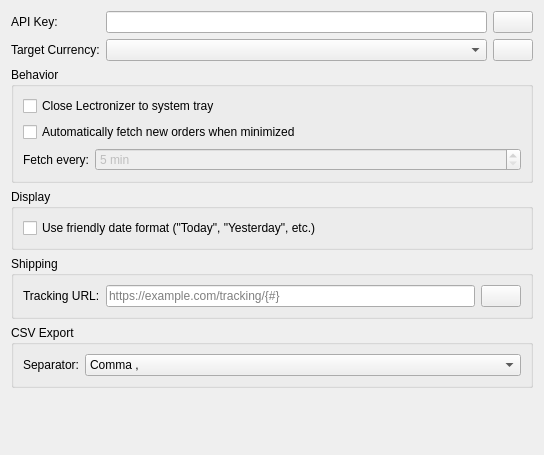
Above: widgets/settingspages/generalsettingspage.ui from arturo182/lectronizer before the change. Below: the same form after it.
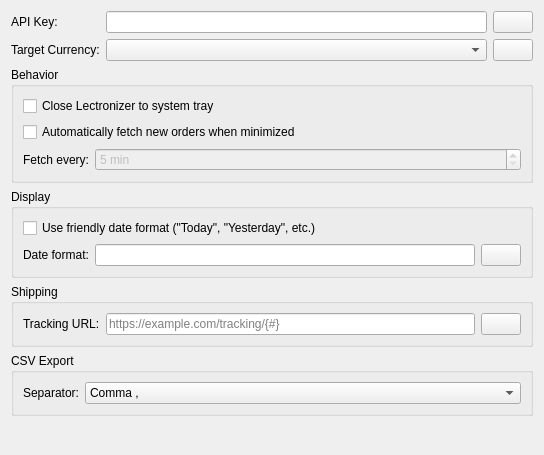
That is the form after the change. Icons and pictures are not drawn.

Commit message: Add a date format setting

The edit to the form file:
```diff
--- a/widgets/settingspages/generalsettingspage.ui
+++ b/widgets/settingspages/generalsettingspage.ui
@@ -177,14 +177,45 @@
      <property name="title">
       <string>Display</string>
      </property>
-     <layout class="QVBoxLayout" name="verticalLayout">
-      <item>
+     <layout class="QFormLayout" name="formLayout_5">
+      <item row="0" column="0" colspan="2">
        <widget class="QCheckBox" name="friendlyDateCheckBox">
         <property name="text">
          <string>Use friendly date format (&quot;Today&quot;, &quot;Yesterday&quot;, etc.)</string>
         </property>
        </widget>
       </item>
+      <item row="1" column="0">
+       <widget class="QLabel" name="label">
+        <property name="text">
+         <string>Date format:</string>
+        </property>
+       </widget>
+      </item>
+      <item row="1" column="1">
+       <layout class="QHBoxLayout" name="horizontalLayout_4">
+        <item>
+         <widget class="QLineEdit" name="dateFormatEdit"/>
+        </item>
+        <item>
+         <widget class="QPushButton" name="dateFormatHelpButton">
+          <property name="sizePolicy">
+           <sizepolicy hsizetype="Fixed" vsizetype="Fixed">
+            <horstretch>0</horstretch>
+            <verstretch>0</verstretch>
+           </sizepolicy>
+          </property>
+          <property name="text">
+           <string/>
+          </property>
+          <property name="icon">
+           <iconset resource="../../res.qrc">
+            <normaloff>:/res/icons/world.png</normaloff>:/res/icons/world.png</iconset>
+          </property>
+         </widget>
+        </item>
+       </layout>
+      </item>
      </layout>
     </widget>
    </item>
```
The commit also changes 6 other files.
